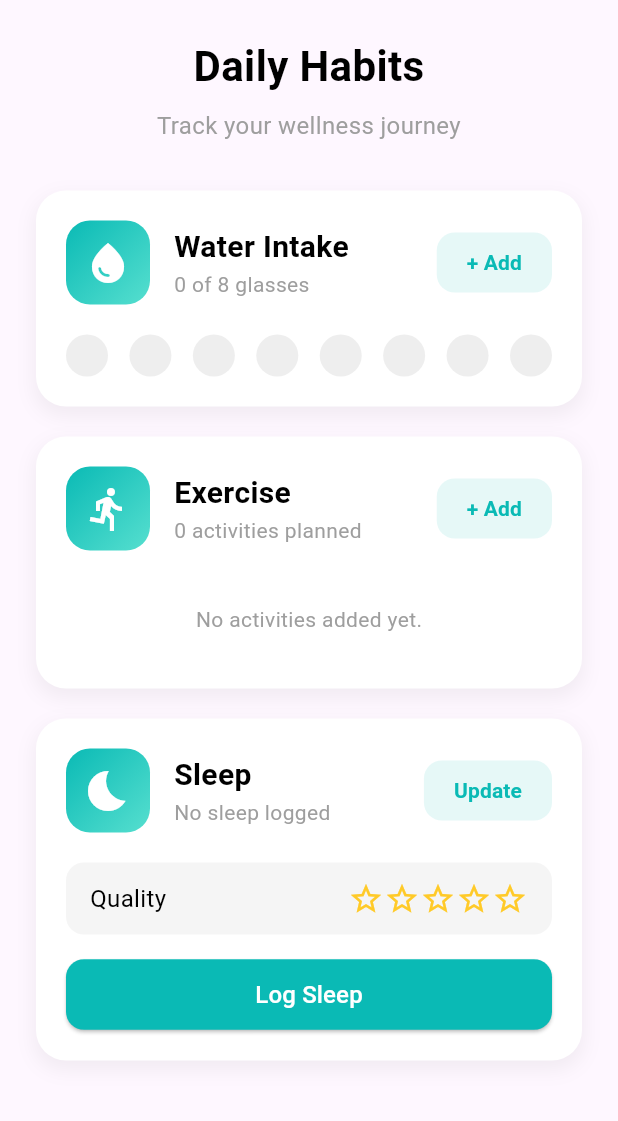
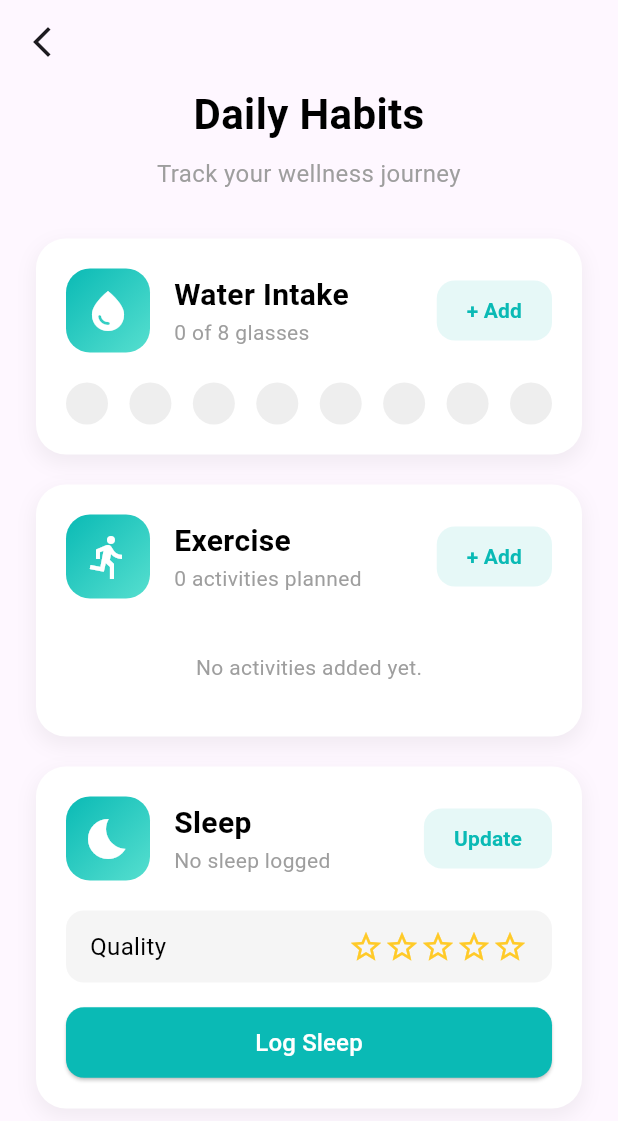
Before and after one commit to Thanaphum-6510110194/G6-Health-Tracking, a Flutter app: the HomeScreen screen opened directly, on a phone screen of 412 x 824 dp. Shown: the top 1121 px of the screen. Run offline on Flutter 3.47's test engine with Material 3 defaults, Android fonts, the light colour scheme and no system bars; our stand-ins replace cloud_firestore, firebase_auth, firebase_core, image_picker; accounts and stored records are empty.

Commit message:
page back bottom(daily_habits)

```diff
--- a/lib/screens/daily_habits.dart
+++ b/lib/screens/daily_habits.dart
@@ -65,9 +65,22 @@ class HomeScreen extends StatelessWidget {
   @override
   Widget build(BuildContext context) {
     return Scaffold(
+      // --- เพิ่ม AppBar สำหรับปุ่มย้อนกลับ ---
+      appBar: AppBar(
+        leading: IconButton(
+          icon: const Icon(Icons.arrow_back_ios_new),
+          onPressed: () {
+            // ทำงานเมื่อหน้านี้ถูกเรียกมาจากหน้าอื่น
+            if (Navigator.canPop(context)) {
+              Navigator.of(context).pop();
+            }
+          },
+        ),
+      ),
       body: SafeArea(
+        top: false, // AppBar จัดการพื้นที่ด้านบนแล้ว
         child: ListView(
-          padding: const EdgeInsets.all(24.0),
+          padding: const EdgeInsets.symmetric(horizontal: 24.0),
           children: [
             // --- ส่วนหัว ---
             const Text(
```
